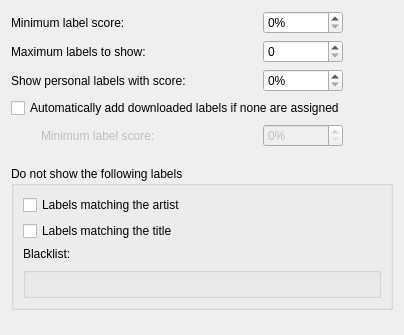
Above: src/context/applets/labels/labelsSettings.ui from KDE/amarok before the change; both pictures show x 0 to 404 and y 0 to 335 of the 404 by 549 pixel window. Below: the same form after it.
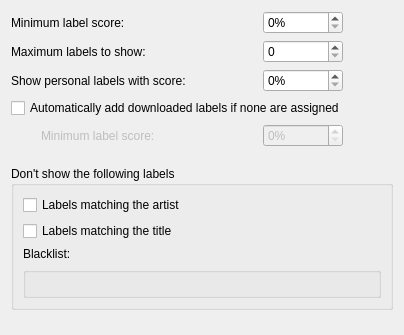
That is the form after the change. Custom widgets are drawn as their Qt base class.

```diff
--- a/src/context/applets/labels/labelsSettings.ui
+++ b/src/context/applets/labels/labelsSettings.ui
@@ -213,7 +213,7 @@
    <item>
     <widget class="QGroupBox" name="groupBox">
      <property name="title">
-      <string>Do not show the following labels</string>
+      <string>Don't show the following labels</string>
      </property>
      <layout class="QVBoxLayout" name="verticalLayout">
       <item>
```
Left out of the diff: 4 changed lines with no effect on the pictures.
